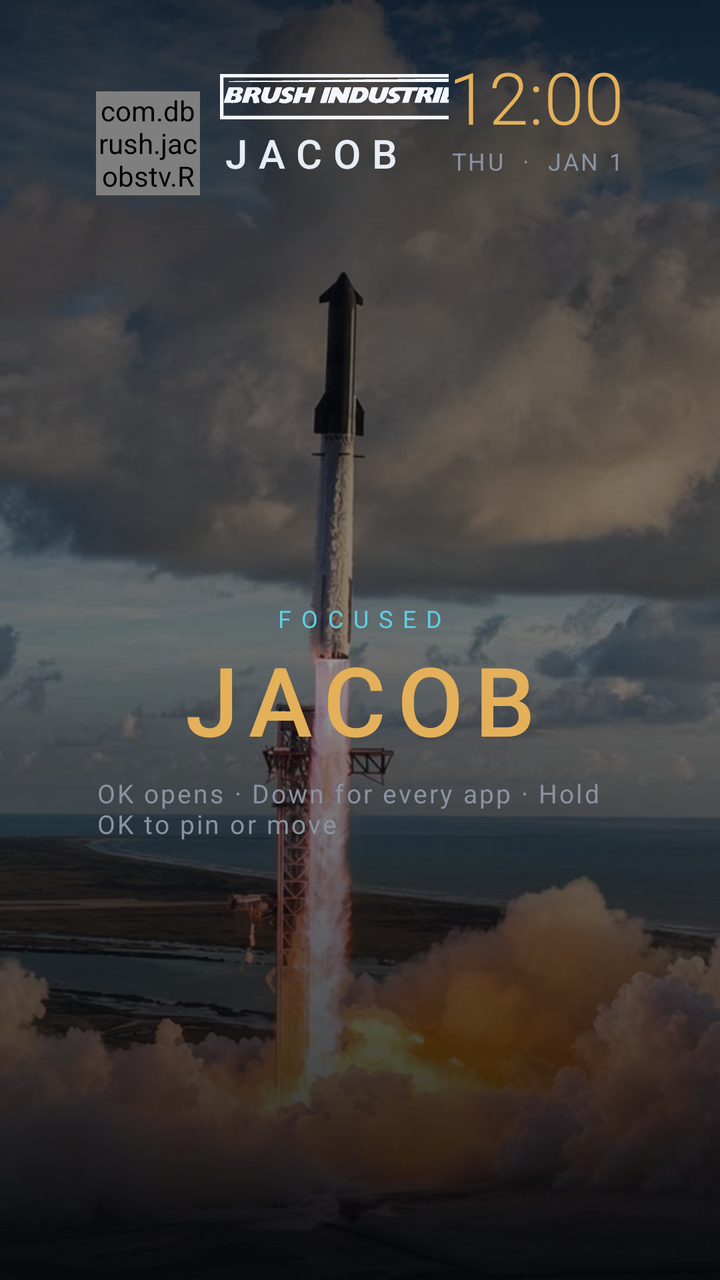
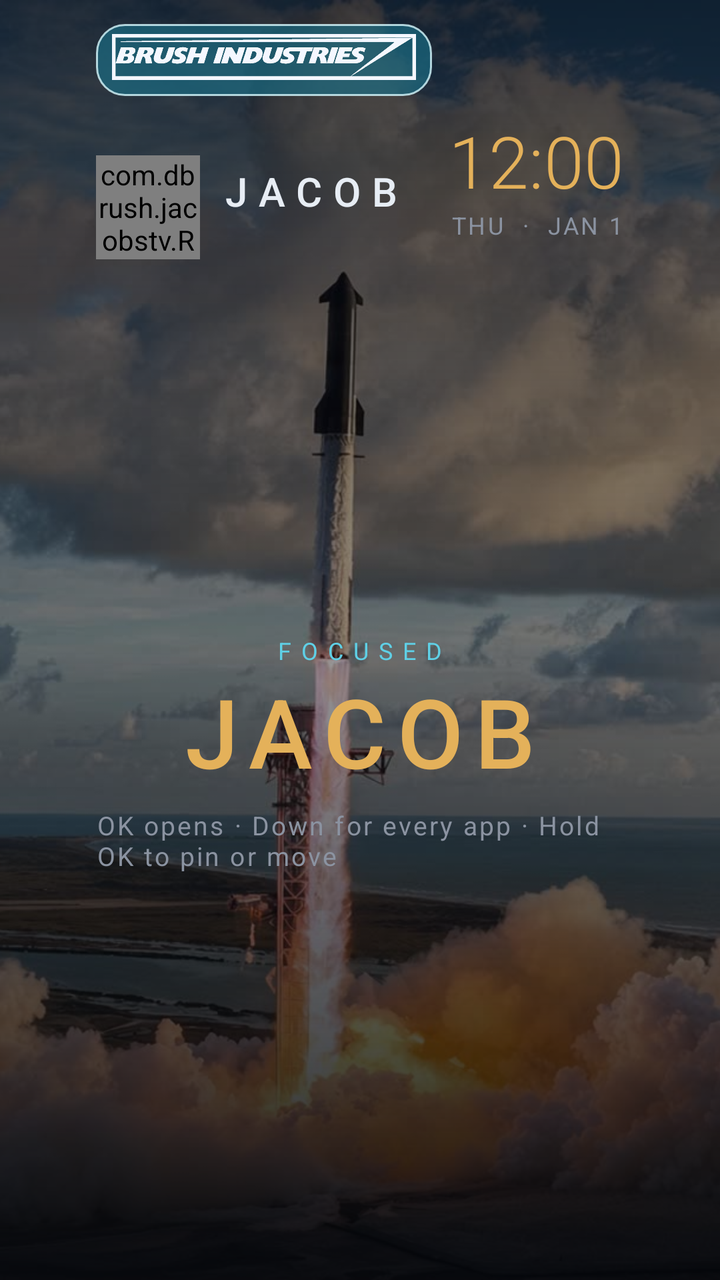

An Android layout rendered at two revisions. The XML below is the earlier revision; the diff shows what the commit changed to produce the second picture.
<!-- AndroidManifest.xml: application theme Theme.JacobsTv -->
<!-- res/layout/activity_main.xml -->
<?xml version="1.0" encoding="utf-8"?>
<FrameLayout xmlns:android="http://schemas.android.com/apk/res/android"
    android:layout_width="match_parent"
    android:layout_height="match_parent"
    android:background="@color/bg">

    <ImageView
        android:id="@+id/wallpaper"
        android:layout_width="match_parent"
        android:layout_height="match_parent"
        android:contentDescription="@string/wall"
        android:scaleType="centerCrop"
        android:src="@drawable/bg_rocket" />

    <View
        android:layout_width="match_parent"
        android:layout_height="match_parent"
        android:background="@drawable/bg_scrim" />

    <LinearLayout
        android:id="@+id/home"
        android:layout_width="match_parent"
        android:layout_height="match_parent"
        android:orientation="vertical"
        android:paddingStart="48dp"
        android:paddingTop="24dp"
        android:paddingEnd="48dp"
        android:paddingBottom="20dp">

        <LinearLayout
            android:layout_width="match_parent"
            android:layout_height="wrap_content"
            android:gravity="center_vertical"
            android:orientation="horizontal">

            <com.dbrush.jacobstv.ReactorView
                android:layout_width="52dp"
                android:layout_height="52dp" />

            <LinearLayout
                android:layout_width="0dp"
                android:layout_height="wrap_content"
                android:layout_marginStart="10dp"
                android:layout_weight="1"
                android:orientation="vertical">

                <ImageView
                    android:layout_width="150dp"
                    android:layout_height="26dp"
                    android:contentDescription="Brush Industries"
                    android:scaleType="fitStart"
                    android:src="@drawable/brush_industries" />

                <TextView
                    android:layout_width="wrap_content"
                    android:layout_height="wrap_content"
                    android:fontFamily="sans-serif-medium"
                    android:letterSpacing="0.28"
                    android:text="@string/header_name"
                    android:textColor="@color/fg"
                    android:textSize="20sp" />

                <TextView
                    android:id="@+id/stats"
                    android:layout_width="wrap_content"
                    android:layout_height="wrap_content"
                    android:letterSpacing="0.12"
                    android:textColor="@color/cyan"
                    android:textSize="12sp" />
            </LinearLayout>

            <LinearLayout
                android:id="@+id/clockHit"
                android:layout_width="wrap_content"
                android:layout_height="wrap_content"
                android:clickable="true"
                android:focusable="true"
                android:gravity="end"
                android:orientation="vertical">

                <TextClock
                    android:layout_width="wrap_content"
                    android:layout_height="wrap_content"
                    android:fontFamily="sans-serif-light"
                    android:format12Hour="h:mm"
                    android:format24Hour="H:mm"
                    android:textColor="@color/gold"
                    android:textSize="36sp" />

                <TextClock
                    android:layout_width="wrap_content"
                    android:layout_height="wrap_content"
                    android:format12Hour="EEE  ·  MMM d"
                    android:format24Hour="EEE  ·  MMM d"
                    android:letterSpacing="0.1"
                    android:textAllCaps="true"
                    android:textColor="@color/muted"
                    android:textSize="12sp" />

                <TextView
                    android:id="@+id/weather"
                    android:layout_width="wrap_content"
                    android:layout_height="wrap_content"
                    android:letterSpacing="0.14"
                    android:textColor="@color/cyan"
                    android:textSize="12sp" />

                <TextView
                    android:id="@+id/outlook"
                    android:layout_width="wrap_content"
                    android:layout_height="wrap_content"
                    android:letterSpacing="0.06"
                    android:textColor="@color/cyan"
                    android:textSize="11sp" />
            </LinearLayout>
        </LinearLayout>

        <LinearLayout
            android:layout_width="match_parent"
            android:layout_height="0dp"
            android:layout_weight="1"
            android:gravity="center"
            android:orientation="vertical">

            <TextView
                android:id="@+id/shelfKicker"
                android:layout_width="wrap_content"
                android:layout_height="wrap_content"
                android:letterSpacing="0.42"
                android:text="@string/focused"
                android:textColor="@color/cyan"
                android:textSize="12sp" />

            <TextView
                android:id="@+id/shelfName"
                android:layout_width="match_parent"
                android:layout_height="wrap_content"
                android:fontFamily="sans-serif-medium"
                android:gravity="center"
                android:letterSpacing="0.12"
                android:text="@string/jacob"
                android:textColor="@color/gold"
                android:textSize="48sp" />

            <TextView
                android:layout_width="wrap_content"
                android:layout_height="wrap_content"
                android:layout_marginTop="6dp"
                android:letterSpacing="0.08"
                android:text="@string/shelf_hint"
                android:textColor="@color/muted"
                android:textSize="13sp" />
        </LinearLayout>

        <HorizontalScrollView
            android:layout_width="match_parent"
            android:layout_height="wrap_content"
            android:layout_marginTop="14dp"
            android:scrollbars="none">

            <LinearLayout
                android:id="@+id/dock"
                android:layout_width="wrap_content"
                android:layout_height="wrap_content"
                android:background="@drawable/bg_dock"
                android:orientation="horizontal"
                android:paddingStart="12dp"
                android:paddingTop="4dp"
                android:paddingEnd="12dp"
                android:paddingBottom="0dp" />
        </HorizontalScrollView>

    </LinearLayout>

    <FrameLayout
        android:id="@+id/library"
        android:layout_width="match_parent"
        android:layout_height="match_parent"
        android:background="#F205070B"
        android:clickable="true"
        android:visibility="gone">

        <LinearLayout
            android:layout_width="match_parent"
            android:layout_height="match_parent"
            android:orientation="vertical"
            android:paddingStart="48dp"
            android:paddingTop="28dp"
            android:paddingEnd="48dp"
            android:paddingBottom="24dp">

            <TextView
                android:layout_width="wrap_content"
                android:layout_height="wrap_content"
                android:letterSpacing="0.32"
                android:text="@string/all_apps"
                android:textColor="@color/cyan"
                android:textSize="12sp" />

            <TextView
                android:layout_width="wrap_content"
                android:layout_height="wrap_content"
                android:layout_marginTop="4dp"
                android:text="@string/library_hint"
                android:textColor="@color/muted"
                android:textSize="14sp" />

            <GridView
                android:id="@+id/libraryGrid"
                android:layout_width="match_parent"
                android:layout_height="0dp"
                android:layout_marginTop="16dp"
                android:layout_weight="1"
                android:columnWidth="148dp"
                android:gravity="center"
                android:horizontalSpacing="14dp"
                android:listSelector="@android:color/transparent"
                android:numColumns="auto_fit"
                android:stretchMode="columnWidth"
                android:verticalSpacing="14dp" />
        </LinearLayout>
    </FrameLayout>

    <FrameLayout
        android:id="@+id/menu"
        android:layout_width="match_parent"
        android:layout_height="match_parent"
        android:background="#6605070B"
        android:clickable="true"
        android:visibility="gone">

        <LinearLayout
            android:layout_width="460dp"
            android:layout_height="wrap_content"
            android:layout_gravity="center"
            android:background="@drawable/bg_card"
            android:orientation="vertical"
            android:padding="24dp">

            <TextView
                android:layout_width="wrap_content"
                android:layout_height="wrap_content"
                android:letterSpacing="0.36"
                android:text="@string/tile"
                android:textColor="@color/cyan"
                android:textSize="12sp" />

            <TextView
                android:id="@+id/menuTitle"
                android:layout_width="match_parent"
                android:layout_height="wrap_content"
                android:layout_marginTop="8dp"
                android:textColor="@color/gold"
                android:textSize="26sp" />

            <TextView
                android:id="@+id/menuMoveLeft"
                style="@style/HudChip"
                android:layout_width="match_parent"
                android:layout_height="48dp"
                android:layout_marginTop="16dp"
                android:layout_weight="0"
                android:text="@string/move_left" />

            <TextView
                android:id="@+id/menuMoveRight"
                style="@style/HudChip"
                android:layout_width="match_parent"
                android:layout_height="48dp"
                android:layout_marginTop="8dp"
                android:layout_weight="0"
                android:text="@string/move_right" />

            <TextView
                android:id="@+id/menuRemove"
                style="@style/HudChip"
                android:layout_width="match_parent"
                android:layout_height="48dp"
                android:layout_marginTop="8dp"
                android:layout_weight="0"
                android:text="@string/remove_dock" />

            <TextView
                android:id="@+id/menuPin"
                style="@style/HudChip"
                android:layout_width="match_parent"
                android:layout_height="48dp"
                android:layout_marginTop="8dp"
                android:layout_weight="0"
                android:text="@string/pin_dock" />

            <TextView
                android:id="@+id/menuInfo"
                style="@style/HudChip"
                android:layout_width="match_parent"
                android:layout_height="48dp"
                android:layout_marginTop="8dp"
                android:layout_weight="0"
                android:text="@string/app_info" />

            <TextView
                android:id="@+id/menuClose"
                style="@style/HudChip"
                android:layout_width="match_parent"
                android:layout_height="48dp"
                android:layout_marginTop="8dp"
                android:layout_weight="0"
                android:text="@string/close" />
        </LinearLayout>
    </FrameLayout>

    <FrameLayout
        android:id="@+id/debloat"
        android:layout_width="match_parent"
        android:layout_height="match_parent"
        android:background="#6605070B"
        android:clickable="true"
        android:visibility="gone">

        <LinearLayout
            android:layout_width="match_parent"
            android:layout_height="wrap_content"
            android:layout_gravity="center"
            android:layout_margin="48dp"
            android:background="@drawable/bg_card"
            android:orientation="vertical"
            android:padding="28dp">

            <TextView
                android:layout_width="wrap_content"
                android:layout_height="wrap_content"
                android:letterSpacing="0.36"
                android:text="@string/debloat"
                android:textColor="@color/cyan"
                android:textSize="12sp" />

            <TextView
                android:id="@+id/debloatBody"
                android:layout_width="match_parent"
                android:layout_height="wrap_content"
                android:layout_marginTop="12dp"
                android:lineSpacingExtra="4dp"
                android:text="@string/debloat_body"
                android:textColor="@color/fg"
                android:textSize="18sp" />

            <TextView
                android:id="@+id/debloatRun"
                style="@style/HudChip"
                android:layout_width="match_parent"
                android:layout_height="52dp"
                android:layout_marginTop="18dp"
                android:layout_weight="0"
                android:text="@string/debloat_run" />

            <TextView
                android:id="@+id/debloatClose"
                style="@style/HudChip"
                android:layout_width="match_parent"
                android:layout_height="52dp"
                android:layout_marginTop="8dp"
                android:layout_weight="0"
                android:text="@string/close" />
        </LinearLayout>
    </FrameLayout>

    <FrameLayout
        android:id="@+id/dream"
        android:layout_width="match_parent"
        android:layout_height="match_parent"
        android:background="@color/bg"
        android:clickable="true"
        android:focusable="true"
        android:visibility="gone">

        <LinearLayout
            android:id="@+id/dreamClock"
            android:layout_width="wrap_content"
            android:layout_height="wrap_content"
            android:layout_gravity="center"
            android:gravity="center"
            android:orientation="vertical">

            <com.dbrush.jacobstv.ReactorView
                android:layout_width="72dp"
                android:layout_height="72dp" />

            <TextClock
                android:layout_width="wrap_content"
                android:layout_height="wrap_content"
                android:layout_marginTop="12dp"
                android:fontFamily="sans-serif-light"
                android:format12Hour="h:mm"
                android:format24Hour="H:mm"
                android:textColor="@color/gold"
                android:textSize="84sp" />
        </LinearLayout>
    </FrameLayout>

    <FrameLayout
        android:id="@+id/welcome"
        android:layout_width="match_parent"
        android:layout_height="match_parent"
        android:background="@color/bg"
        android:clickable="true"
        android:focusable="true"
        android:visibility="gone">

        <com.dbrush.jacobstv.ReactorView
            android:layout_width="220dp"
            android:layout_height="220dp"
            android:layout_gravity="center"
            android:layout_marginBottom="120dp" />

        <LinearLayout
            android:layout_width="match_parent"
            android:layout_height="wrap_content"
            android:layout_gravity="center"
            android:layout_marginTop="80dp"
            android:gravity="center"
            android:orientation="vertical">

            <ImageView
                android:layout_width="240dp"
                android:layout_height="40dp"
                android:layout_marginBottom="12dp"
                android:contentDescription="Brush Industries"
                android:scaleType="fitCenter"
                android:src="@drawable/brush_industries" />

            <TextView
                android:id="@+id/wordWelcome"
                android:layout_width="wrap_content"
                android:layout_height="wrap_content"
                android:fontFamily="sans-serif-medium"
                android:letterSpacing="0.5"
                android:text="@string/welcome"
                android:textColor="@color/cyan"
                android:textSize="16sp" />

            <TextView
                android:id="@+id/wordJacob"
                android:layout_width="wrap_content"
                android:layout_height="wrap_content"
                android:fontFamily="sans-serif-medium"
                android:letterSpacing="0.22"
                android:text="@string/jacob"
                android:textColor="@color/gold"
                android:textSize="64sp" />

            <TextView
                android:id="@+id/wordStatus"
                android:layout_width="wrap_content"
                android:layout_height="wrap_content"
                android:layout_marginTop="8dp"
                android:letterSpacing="0.28"
                android:text="@string/nominal"
                android:textColor="@color/fg"
                android:textSize="14sp" />
        </LinearLayout>
    </FrameLayout>

    <FrameLayout
        android:id="@+id/about"
        android:layout_width="match_parent"
        android:layout_height="match_parent"
        android:background="#6605070B"
        android:clickable="true"
        android:visibility="gone">

        <LinearLayout
            android:id="@+id/aboutCard"
            android:layout_width="560dp"
            android:layout_height="wrap_content"
            android:layout_gravity="center"
            android:background="@drawable/bg_card"
            android:orientation="vertical"
            android:padding="28dp">

            <TextView
                android:layout_width="wrap_content"
                android:layout_height="wrap_content"
                android:letterSpacing="0.4"
                android:text="@string/about_kicker"
                android:textColor="@color/cyan"
                android:textSize="12sp" />

            <TextView
                android:layout_width="match_parent"
                android:layout_height="wrap_content"
                android:layout_marginTop="12dp"
                android:fontFamily="sans-serif-medium"
                android:text="@string/about_line"
                android:textColor="@color/gold"
                android:textSize="28sp" />

            <TextView
                android:layout_width="match_parent"
                android:layout_height="wrap_content"
                android:layout_marginTop="14dp"
                android:lineSpacingExtra="4dp"
                android:text="@string/about_body"
                android:textColor="@color/fg"
                android:textSize="18sp" />

            <LinearLayout
                android:layout_width="match_parent"
                android:layout_height="wrap_content"
                android:layout_marginTop="22dp"
                android:orientation="horizontal">

                <TextView
                    android:id="@+id/replayWelcome"
                    android:layout_width="0dp"
                    android:layout_height="52dp"
                    android:layout_marginEnd="10dp"
                    android:layout_weight="1"
                    android:background="@drawable/bg_button"
                    android:clickable="true"
                    android:focusable="true"
                    android:gravity="center"
                    android:text="@string/replay"
                    android:textColor="@color/button_text"
                    android:textSize="16sp" />

                <TextView
                    android:id="@+id/closeAbout"
                    android:layout_width="0dp"
                    android:layout_height="52dp"
                    android:layout_weight="1"
                    android:background="@drawable/bg_button"
                    android:clickable="true"
                    android:focusable="true"
                    android:gravity="center"
                    android:text="@string/close"
                    android:textColor="@color/button_text"
                    android:textSize="16sp" />
            </LinearLayout>
        </LinearLayout>
    </FrameLayout>

    <FrameLayout
        android:id="@+id/control"
        android:layout_width="match_parent"
        android:layout_height="match_parent"
        android:background="#4402070C"
        android:clickable="true"
        android:visibility="gone">

        <LinearLayout
            android:id="@+id/controlCard"
            android:layout_width="match_parent"
            android:layout_height="wrap_content"
            android:layout_gravity="center"
            android:layout_margin="36dp"
            android:background="@drawable/bg_card"
            android:orientation="vertical"
            android:padding="24dp">

            <TextView
                android:layout_width="match_parent"
                android:layout_height="wrap_content"
                android:gravity="center"
                android:letterSpacing="0.36"
                android:text="CONTROL"
                android:textColor="@color/cyan"
                android:textSize="12sp" />

            <LinearLayout
                android:layout_width="match_parent"
                android:layout_height="wrap_content"
                android:layout_marginTop="16dp"
                android:orientation="horizontal">

                <TextView
                    android:id="@+id/controlInputs"
                    style="@style/HudChip"
                    android:layout_width="0dp"
                    android:layout_height="72dp"
                    android:layout_marginEnd="8dp"
                    android:layout_weight="1"
                    android:text="INPUTS" />

                <TextView
                    android:id="@+id/controlLink"
                    style="@style/HudChip"
                    android:layout_width="0dp"
                    android:layout_height="72dp"
                    android:layout_weight="1"
                    android:text="NETWORK" />
            </LinearLayout>

            <LinearLayout
                android:layout_width="match_parent"
                android:layout_height="wrap_content"
                android:layout_marginTop="8dp"
                android:orientation="horizontal">

                <TextView
                    android:id="@+id/controlSettings"
                    style="@style/HudChip"
                    android:layout_width="0dp"
                    android:layout_height="72dp"
                    android:layout_marginEnd="8dp"
                    android:layout_weight="1"
                    android:text="@string/settings" />

                <TextView
                    android:id="@+id/controlCast"
                    style="@style/HudChip"
                    android:layout_width="0dp"
                    android:layout_height="72dp"
                    android:layout_weight="1"
                    android:text="CAST" />
            </LinearLayout>

            <LinearLayout
                android:layout_width="match_parent"
                android:layout_height="wrap_content"
                android:layout_marginTop="8dp"
                android:orientation="horizontal">

                <TextView
                    android:id="@+id/controlWall"
                    style="@style/HudChip"
                    android:layout_width="0dp"
                    android:layout_height="72dp"
                    android:layout_marginEnd="8dp"
                    android:layout_weight="1"
                    android:text="@string/wall" />

                <TextView
                    android:id="@+id/controlDebloat"
                    style="@style/HudChip"
                    android:layout_width="0dp"
                    android:layout_height="72dp"
                    android:layout_weight="1"
                    android:text="@string/debloat" />
            </LinearLayout>

            <LinearLayout
                android:layout_width="match_parent"
                android:layout_height="wrap_content"
                android:layout_marginTop="14dp"
                android:gravity="center_vertical"
                android:orientation="horizontal">

                <TextView
                    android:layout_width="wrap_content"
                    android:layout_height="wrap_content"
                    android:letterSpacing="0.16"
                    android:text="ZIP"
                    android:textColor="@color/cyan"
                    android:textSize="12sp" />

                <EditText
                    android:id="@+id/zipField"
                    android:layout_width="0dp"
                    android:layout_height="40dp"
                    android:layout_weight="1"
                    android:background="@android:color/transparent"
                    android:gravity="center"
                    android:hint="45414"
                    android:inputType="number"
                    android:maxLength="5"
                    android:textColor="@color/gold"
                    android:textColorHint="@color/muted"
                    android:textSize="18sp" />

                <TextView
                    android:id="@+id/zipSave"
                    style="@style/HudChip"
                    android:layout_width="72dp"
                    android:layout_height="40dp"
                    android:layout_weight="0"
                    android:text="OK" />
            </LinearLayout>
        </LinearLayout>
    </FrameLayout>
</FrameLayout>
<!-- resources referenced by this layout -->
<resources>
  <color name="bg">#05070B</color>
  <color name="cyan">#5FD0E6</color>
  <color name="fg">#E7EDF4</color>
  <color name="gold">#E4B15A</color>
  <color name="muted">#8B93A1</color>
  <!-- drawable bg_card (drawable) -->
  <?xml version="1.0" encoding="utf-8"?>
  <shape xmlns:android="http://schemas.android.com/apk/res/android">
      <solid android:color="#66101822" />
      <stroke android:width="1dp" android:color="#66FFFFFF" />
      <corners android:radius="22dp" />
  </shape>
  <!-- drawable bg_dock (drawable) -->
  <?xml version="1.0" encoding="utf-8"?>
  <layer-list xmlns:android="http://schemas.android.com/apk/res/android">
      <item android:top="78dp">
          <shape>
              <gradient
                  android:angle="270"
                  android:startColor="#665FD0E6"
                  android:endColor="#005FD0E6" />
          </shape>
      </item>
      <item android:top="76dp" android:bottom="18dp">
          <shape>
              <solid android:color="#CCF4FBFF" />
          </shape>
      </item>
  </layer-list>
  <!-- drawable bg_scrim (drawable) -->
  <?xml version="1.0" encoding="utf-8"?>
  <shape xmlns:android="http://schemas.android.com/apk/res/android">
      <gradient
          android:angle="270"
          android:startColor="#C005070B"
          android:centerColor="#6605070B"
          android:endColor="#E605070B" />
  </shape>
  <string name="about_body">A Stark-styled home for this Vizio. Dock on the bottom, the focused app in big type, inputs up front, and a clock that drifts so it does not burn in. No recommendation rows. No ads.</string>
  <string name="about_kicker">SETTINGS</string>
  <string name="about_line">Dallas built this because Dallas kicks ass</string>
  <string name="all_apps">ALL APPS</string>
  <string name="app_info">App info</string>
  <string name="close">Close</string>
  <string name="debloat">Debloat</string>
  <string name="debloat_body">Recommendation rows are already hidden on this home. Disable stops them from running. Nothing is uninstalled. If the TV refuses, run tools/debloat.sh from a computer. tools/restore.sh puts them back.</string>
  <string name="debloat_run">Disable bloat on this TV</string>
  <string name="focused">FOCUSED</string>
  <string name="header_name">JACOB</string>
  <string name="jacob">JACOB</string>
  <string name="library_hint">Stock recommendation rows stay off this grid. Hold OK to pin a tile to the dock.</string>
  <string name="move_left">Move left</string>
  <string name="move_right">Move right</string>
  <string name="nominal">ALL SYSTEMS NOMINAL</string>
  <string name="pin_dock">Pin to dock</string>
  <string name="remove_dock">Remove from dock</string>
  <string name="replay">Replay welcome</string>
  <string name="settings">Settings</string>
  <string name="shelf_hint">OK opens   ·   Down for every app   ·   Hold OK to pin or move</string>
  <string name="tile">TILE</string>
  <string name="wall">Wall</string>
  <string name="welcome">WELCOME</string>
  <style name="Theme.JacobsTv" parent="@android:style/Theme.NoTitleBar.Fullscreen">
          <item name="android:windowBackground">@color/bg</item>
          <item name="android:colorBackground">@color/bg</item>
          <item name="android:windowFullscreen">true</item>
          <item name="android:fontFamily">sans-serif</item>
      </style>
  <!-- unchanged entries left out for length: 4 -->
</resources>

<!-- the commit's change to res/layout/activity_main.xml (unified diff, before → after) -->
@@ -23,9 +23,22 @@
         android:layout_height="match_parent"
         android:orientation="vertical"
         android:paddingStart="48dp"
-        android:paddingTop="24dp"
+        android:paddingTop="12dp"
         android:paddingEnd="48dp"
         android:paddingBottom="20dp">
+
+        <ImageView
+            android:layout_width="168dp"
+            android:layout_height="36dp"
+            android:layout_marginBottom="8dp"
+            android:background="@drawable/bg_brand_glass"
+            android:contentDescription="Brush Industries"
+            android:paddingLeft="8dp"
+            android:paddingTop="5dp"
+            android:paddingRight="8dp"
+            android:paddingBottom="5dp"
+            android:scaleType="fitStart"
+            android:src="@drawable/brush_industries" />
 
         <LinearLayout
             android:layout_width="match_parent"
@@ -43,13 +56,6 @@
                 android:layout_marginStart="10dp"
                 android:layout_weight="1"
                 android:orientation="vertical">
-
-                <ImageView
-                    android:layout_width="150dp"
-                    android:layout_height="26dp"
-                    android:contentDescription="Brush Industries"
-                    android:scaleType="fitStart"
-                    android:src="@drawable/brush_industries" />
 
                 <TextView
                     android:layout_width="wrap_content"
@@ -421,10 +427,15 @@
             android:orientation="vertical">
 
             <ImageView
-                android:layout_width="240dp"
-                android:layout_height="40dp"
+                android:layout_width="250dp"
+                android:layout_height="52dp"
                 android:layout_marginBottom="12dp"
+                android:background="@drawable/bg_brand_glass"
                 android:contentDescription="Brush Industries"
+                android:paddingLeft="14dp"
+                android:paddingTop="8dp"
+                android:paddingRight="14dp"
+                android:paddingBottom="8dp"
                 android:scaleType="fitCenter"
                 android:src="@drawable/brush_industries" />
 
<!-- resource entries referenced after the edit -->
@@ -5,6 +5,13 @@
   <color name="fg">#E7EDF4</color>
   <color name="gold">#E4B15A</color>
   <color name="muted">#8B93A1</color>
+  <!-- drawable bg_brand_glass (drawable) -->
+  <?xml version="1.0" encoding="utf-8"?>
+  <shape xmlns:android="http://schemas.android.com/apk/res/android" android:shape="rectangle">
+      <corners android:radius="14dp" />
+      <solid android:color="#AA1A6E86" />
+      <stroke android:width="1dp" android:color="#CCD7FBFF" />
+  </shape>
   <!-- drawable bg_card (drawable) -->
   <?xml version="1.0" encoding="utf-8"?>
   <shape xmlns:android="http://schemas.android.com/apk/res/android">
